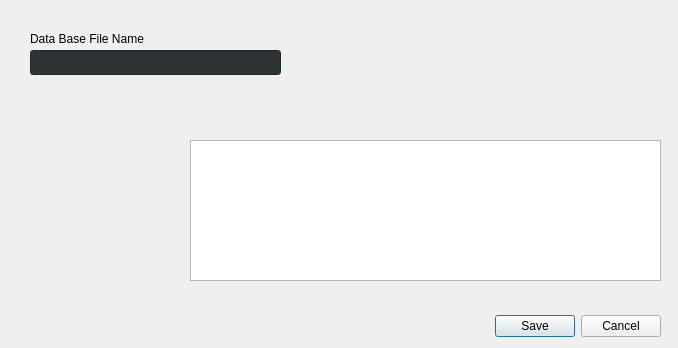
This is configdialog.ui in leandrocadete/qPasswordManager as Qt 5 draws it before an edit. The edited form follows.
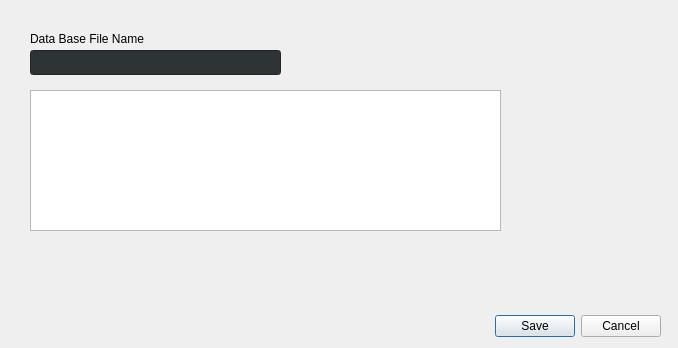
This is the edited form.

```diff
--- a/configdialog.ui
+++ b/configdialog.ui
@@ -59,8 +59,8 @@
   <widget class="QListView" name="listView">
    <property name="geometry">
     <rect>
-     <x>190</x>
-     <y>140</y>
+     <x>30</x>
+     <y>90</y>
      <width>471</width>
      <height>141</height>
     </rect>
```
